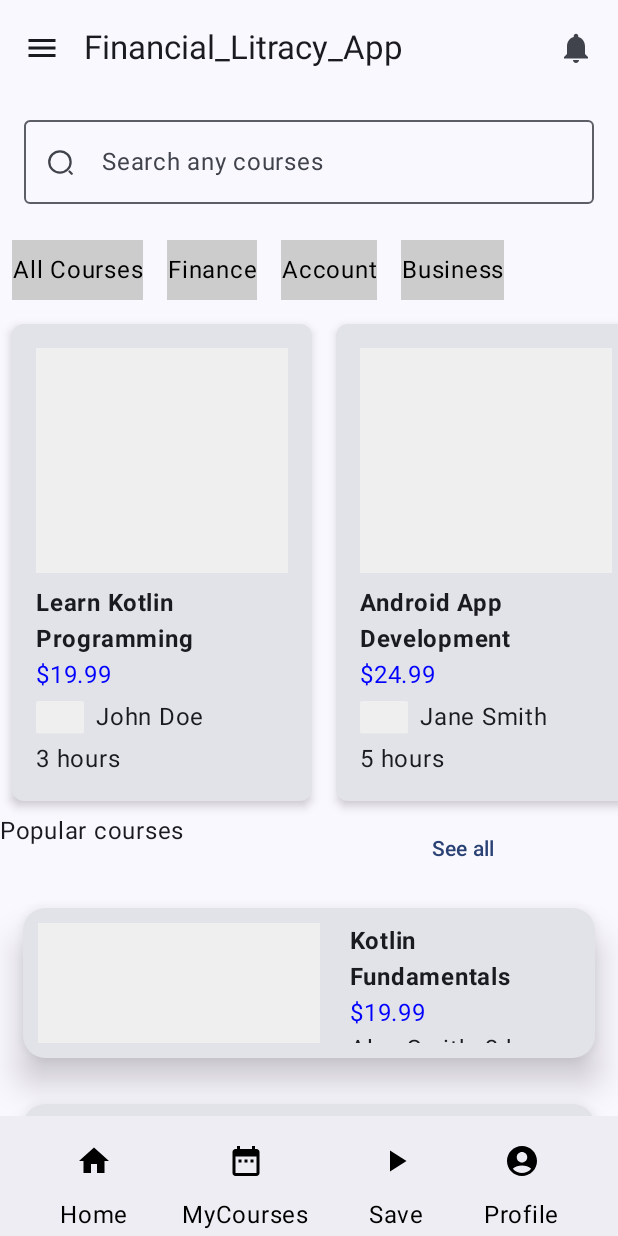
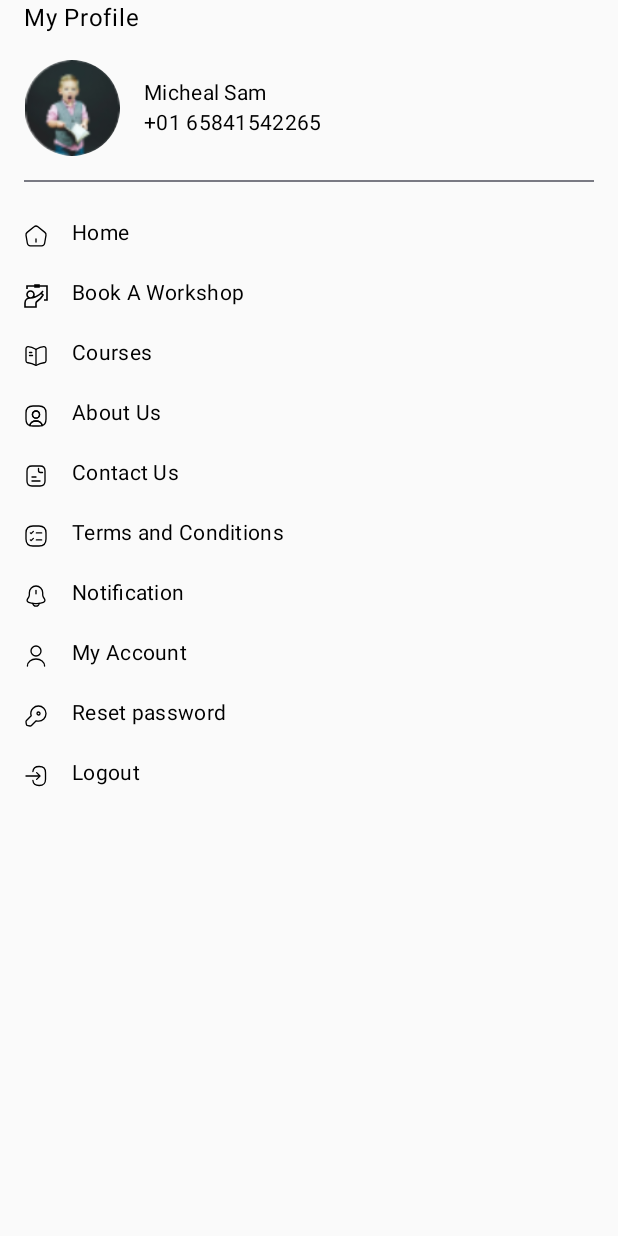
Before and after one commit to Aman-pandey07/Financial_Litracy_App, an Android app built with Jetpack Compose: the screen it shows after launch (MainActivity), on a phone screen of 412 x 824 dp. Run offline under Robolectric (Android 15) with nearby library versions, the phone set to English and light mode, and no system bars.

Commit message:
left navigation drawer work done

```diff
--- a/app/src/main/java/com/aman/financial_litracy_app/MainActivity.kt
+++ b/app/src/main/java/com/aman/financial_litracy_app/MainActivity.kt
@@ -6,9 +6,7 @@ import android.os.Bundle
 import androidx.activity.ComponentActivity
 import androidx.activity.compose.setContent
 import androidx.activity.enableEdgeToEdge
-import androidx.compose.material3.MaterialTheme
-import androidx.compose.material3.Surface
-import com.aman.financial_litracy_app.homescreen.HomeScreen
+import com.aman.financial_litracy_app.homescreen.LeftNavigationDrawer
 
 import com.aman.financial_litracy_app.ui.theme.Financial_Litracy_AppTheme
 
@@ -24,7 +22,7 @@ class MainActivity : ComponentActivity() {
 //                Surface(color = MaterialTheme.colorScheme.background) {
 //                    App()
 //                }
-                HomeScreen()
+                LeftNavigationDrawer()
 
 
             }
--- a/app/src/main/java/com/aman/financial_litracy_app/homescreen/LeftNavigationDrawer.kt
+++ b/app/src/main/java/com/aman/financial_litracy_app/homescreen/LeftNavigationDrawer.kt
@@ -1,16 +1,119 @@
 package com.aman.financial_litracy_app.homescreen
 
+
+import androidx.compose.foundation.Image
+import androidx.compose.foundation.clickable
+import androidx.compose.foundation.layout.Column
+import androidx.compose.foundation.layout.Row
+import androidx.compose.foundation.layout.Spacer
+import androidx.compose.foundation.layout.fillMaxSize
+import androidx.compose.foundation.layout.fillMaxWidth
+import androidx.compose.foundation.layout.padding
+import androidx.compose.foundation.layout.size
+import androidx.compose.foundation.shape.CircleShape
+import androidx.compose.material3.Divider
+import androidx.compose.material3.Icon
+import androidx.compose.material3.MaterialTheme
+import androidx.compose.material3.Text
 import androidx.compose.runtime.Composable
+import androidx.compose.ui.Alignment
 import androidx.compose.ui.Modifier
+import androidx.compose.ui.draw.clip
+import androidx.compose.ui.res.painterResource
 import androidx.compose.ui.tooling.preview.Preview
+import androidx.compose.ui.unit.dp
+import com.aman.financial_litracy_app.R
 
 @Composable
 fun LeftNavigationDrawer() {
+    Column(
+        modifier = Modifier
+            .fillMaxSize()
+            .padding(horizontal = 16.dp)
+    ) {
+        Text(text = "My Profile", modifier = Modifier.fillMaxWidth())
+        // Profile details section
+        Row(
+            modifier = Modifier
+                .fillMaxWidth()
+                .padding(vertical = 16.dp)
+        ) {
+            // Profile image
+            Image(
+                painter = painterResource(id = R.drawable.profile_image), // Replace with your image resource
+                contentDescription = "Profile image",
+                modifier = Modifier
+                    .size(64.dp)
+                    .clip(CircleShape)
+            )
 
+            // Profile name and contact
+            Column(
+                modifier = Modifier
+                    .padding(start = 16.dp)
+                    .align(Alignment.CenterVertically)
+            ) {
+                Text(
+                    text = "Micheal Sam",
+                    style = MaterialTheme.typography.bodyMedium
+                )
+                Text(
+                    text = "+01 65841542265",
+                    style = MaterialTheme.typography.bodyMedium
+                )
+            }
+        }
+
+        // Navigation options
+        Divider()
+        Column(
+            modifier = Modifier
+                .fillMaxWidth()
+                .padding(vertical = 16.dp)
+        ) {
+            NavigationItem(icon = R.drawable.home_icon, text = "Home")
+            NavigationItem(icon = R.drawable.book_icon, text = "Book A Workshop")
+            NavigationItem(icon = R.drawable.courses_icon, text = "Courses")
+            NavigationItem(icon = R.drawable.about_us_icon, text = "About Us")
+            NavigationItem(icon = R.drawable.contact_us_icon, text = "Contact Us")
+            NavigationItem(icon = R.drawable.terms_and_conditions_icon, text = "Terms and Conditions")
+            NavigationItem(icon = R.drawable.notification_icon, text = "Notification")
+            NavigationItem(icon = R.drawable.my_account_icon, text = "My Account")
+            NavigationItem(icon = R.drawable.reset_password_icon, text = "Reset password")
+            NavigationItem(icon = R.drawable.logout_icon, text = "Logout")
+        }
+    }
 }
+
+
+
+
 
 @Preview(showBackground = true)
 @Composable
 fun LeftNavigationDrawerPreview() {
     LeftNavigationDrawer()
 }
+@Composable
+fun NavigationItem(icon: Int, text: String) {
+    Row(
+        modifier = Modifier
+            .fillMaxWidth()
+            .padding(vertical = 8.dp)
+            .clickable { }
+    ) {
+
+        Icon(
+            painter = painterResource(id = icon),
+            contentDescription = text,
+            modifier = Modifier
+                .size(24.dp)
+                .padding(end = 8.dp)
+        )
+        Spacer(modifier = Modifier.size(8.dp))
+        Text(
+            text = text,
+            style = MaterialTheme.typography.bodyMedium
+        )
+    }
+}
--- /dev/null
+++ b/app/src/main/res/drawable/about_us_icon.xml
@@ -0,0 +1,24 @@
+<vector xmlns:android="http://schemas.android.com/apk/res/android"
+    android:width="18dp"
+    android:height="18dp"
+    android:viewportWidth="18"
+    android:viewportHeight="18">
+    <path
+        android:strokeColor="#FF212529"
+        android:strokeWidth="1"
+        android:strokeLineCap="round"
+        android:strokeLineJoin="round"
+        android:pathData="M13.6 16.22c-0.65 0.19-1.44 0.28-2.35 0.28h-4.5c-0.91 0-1.7-0.09-2.35-0.28 0.16-1.95 2.16-3.5 4.6-3.5 2.44 0 4.44 1.55 4.6 3.5Z"/>
+    <path
+        android:strokeColor="#FF212529"
+        android:strokeWidth="1"
+        android:strokeLineCap="round"
+        android:strokeLineJoin="round"
+        android:pathData="M11.25 1.5h-4.5C3 1.5 1.5 3 1.5 6.75v4.5c0 2.84 0.85 4.39 2.9 4.96 0.16-1.95 2.16-3.48 4.6-3.48 2.44 0 4.44 1.54 4.6 3.48 2.04-0.57 2.9-2.13 2.9-4.96v-4.5C16.5 3 15 1.5 11.25 1.5ZM9 10.63c-1.49 0-2.68-1.21-2.68-2.7 0-1.48 1.2-2.68 2.68-2.68 1.48 0 2.69 1.2 2.69 2.69 0 1.48-1.2 2.69-2.69 2.69Z"/>
+    <path
+        android:strokeColor="#FF212529"
+        android:strokeWidth="1"
+        android:strokeLineCap="round"
+        android:strokeLineJoin="round"
+        android:pathData="M11.68 7.94c0 1.48-1.2 2.69-2.68 2.69-1.49 0-2.69-1.21-2.69-2.7 0-1.48 1.2-2.68 2.69-2.68 1.48 0 2.68 1.2 2.68 2.69Z"/>
+</vector>
--- /dev/null
+++ b/app/src/main/res/drawable/book_icon.xml
@@ -0,0 +1,12 @@
+<vector xmlns:android="http://schemas.android.com/apk/res/android"
+    android:width="18dp"
+    android:height="18dp"
+    android:viewportWidth="18"
+    android:viewportHeight="18">
+    <group>
+        <path
+            android:strokeColor="#FF212529"
+            android:strokeWidth="1.2"
+            android:pathData="M14.25 5.25S10.5 10.5 4.87 10.5m0 0c-1.5 0-4.12 0.75-4.12 3.75v3H9v-3c0-1.88 2.25-0.75 5.25-6l-1.13-1.13M4.88 10.5c0.7 0 1.36-0.28 1.85-0.77 0.5-0.5 0.77-1.16 0.77-1.86 0-0.7-0.28-1.36-0.77-1.85-0.5-0.5-1.16-0.77-1.86-0.77-0.7 0-1.36 0.28-1.85 0.77-0.5 0.5-0.77 1.16-0.77 1.86 0 0.7 0.28 1.36 0.77 1.85 0.5 0.5 1.16 0.77 1.85 0.77ZM2.25 3.75V1.5h15V12H15M8.25 0.75h3v1.5h-3v-1.5Z"/>
+    </group>
+</vector>
--- /dev/null
+++ b/app/src/main/res/drawable/contact_us_icon.xml
@@ -0,0 +1,34 @@
+<vector xmlns:android="http://schemas.android.com/apk/res/android"
+    android:width="18dp"
+    android:height="18dp"
+    android:viewportWidth="18"
+    android:viewportHeight="18">
+    <path
+        android:strokeColor="#FF212529"
+        android:strokeWidth="1"
+        android:strokeLineCap="round"
+        android:strokeLineJoin="round"
+        android:strokeMiterLimit="10"
+        android:pathData="M15.75 5.25v7.5c0 2.25-1.13 3.75-3.75 3.75H6c-2.63 0-3.75-1.5-3.75-3.75v-7.5C2.25 3 3.38 1.5 6 1.5h6c2.63 0 3.75 1.5 3.75 3.75Z"/>
+    <path
+        android:strokeColor="#FF212529"
+        android:strokeWidth="1"
+        android:strokeLineCap="round"
+        android:strokeLineJoin="round"
+        android:strokeMiterLimit="10"
+        android:pathData="M10.88 3.38v1.5c0 0.82 0.67 1.5 1.5 1.5h1.5"/>
+    <path
+        android:strokeColor="#FF212529"
+        android:strokeWidth="1"
+        android:strokeLineCap="round"
+        android:strokeLineJoin="round"
+        android:strokeMiterLimit="10"
+        android:pathData="M6 9.75h3"/>
+    <path
+        android:strokeColor="#FF212529"
+        android:strokeWidth="1"
+        android:strokeLineCap="round"
+        android:strokeLineJoin="round"
+        android:strokeMiterLimit="10"
+        android:pathData="M6 12.75h6"/>
+</vector>
--- /dev/null
+++ b/app/src/main/res/drawable/courses_icon.xml
@@ -0,0 +1,30 @@
+<vector xmlns:android="http://schemas.android.com/apk/res/android"
+    android:width="18dp"
+    android:height="18dp"
+    android:viewportWidth="18"
+    android:viewportHeight="18">
+    <path
+        android:strokeColor="#FF212529"
+        android:strokeWidth="1"
+        android:strokeLineCap="round"
+        android:strokeLineJoin="round"
+        android:pathData="M16.5 12.55V3.5c0-0.9-0.73-1.56-1.63-1.49h-0.04c-1.58 0.14-3.97 0.94-5.3 1.78L9.4 3.87c-0.22 0.14-0.58 0.14-0.8 0L8.41 3.76C7.08 2.93 4.7 2.13 3.12 2 2.22 1.93 1.5 2.6 1.5 3.5v9.05c0 0.72 0.58 1.4 1.3 1.49l0.22 0.03c1.63 0.22 4.14 1.04 5.58 1.83l0.03 0.01c0.2 0.12 0.53 0.12 0.72 0 1.44-0.79 3.96-1.62 5.6-1.84l0.25-0.03c0.71-0.09 1.3-0.76 1.3-1.48Z"/>
+    <path
+        android:strokeColor="#FF212529"
+        android:strokeWidth="1"
+        android:strokeLineCap="round"
+        android:strokeLineJoin="round"
+        android:pathData="M9 4.12v11.25"/>
+    <path
+        android:strokeColor="#FF212529"
+        android:strokeWidth="1"
+        android:strokeLineCap="round"
+        android:strokeLineJoin="round"
+        android:pathData="M5.81 6.37H4.13"/>
+    <path
+        android:strokeColor="#FF212529"
+        android:strokeWidth="1"
+        android:strokeLineCap="round"
+        android:strokeLineJoin="round"
+        android:pathData="M6.38 8.62H4.13"/>
+</vector>
--- /dev/null
+++ b/app/src/main/res/drawable/home_icon.xml
@@ -0,0 +1,18 @@
+<vector xmlns:android="http://schemas.android.com/apk/res/android"
+    android:width="18dp"
+    android:height="18dp"
+    android:viewportWidth="18"
+    android:viewportHeight="18">
+    <path
+        android:strokeColor="#FF212529"
+        android:strokeWidth="1"
+        android:strokeLineCap="round"
+        android:strokeLineJoin="round"
+        android:pathData="M9 13.5v-2.25"/>
+    <path
+        android:strokeColor="#FF212529"
+        android:strokeWidth="1"
+        android:strokeLineCap="round"
+        android:strokeLineJoin="round"
+        android:pathData="M7.55 2.11l-5.2 4.17C1.77 6.74 1.4 7.72 1.52 8.46l1 5.97c0.18 1.06 1.2 1.93 2.28 1.93h8.4c1.07 0 2.1-0.87 2.28-1.93l1-5.97c0.12-0.74-0.26-1.72-0.84-2.18l-5.2-4.16c-0.8-0.64-2.1-0.64-2.89 0Z"/>
+</vector>
--- /dev/null
+++ b/app/src/main/res/drawable/logout_icon.xml
@@ -0,0 +1,24 @@
+<vector xmlns:android="http://schemas.android.com/apk/res/android"
+    android:width="18dp"
+    android:height="18dp"
+    android:viewportWidth="18"
+    android:viewportHeight="18">
+    <path
+        android:strokeColor="#FF212529"
+        android:strokeWidth="1"
+        android:strokeLineCap="round"
+        android:strokeLineJoin="round"
+        android:pathData="M6.68 5.67c0.23-2.7 1.62-3.8 4.65-3.8h0.1c3.35 0 4.7 1.34 4.7 4.7v4.88c0 3.35-1.35 4.7-4.7 4.7h-0.1c-3.01 0-4.4-1.09-4.65-3.75"/>
+    <path
+        android:strokeColor="#FF212529"
+        android:strokeWidth="1"
+        android:strokeLineCap="round"
+        android:strokeLineJoin="round"
+        android:pathData="M1.5 9h9.66"/>
+    <path
+        android:strokeColor="#FF212529"
+        android:strokeWidth="1"
+        android:strokeLineCap="round"
+        android:strokeLineJoin="round"
+        android:pathData="M9.49 6.49L12 9l-2.51 2.51"/>
+</vector>
--- /dev/null
+++ b/app/src/main/res/drawable/my_account_icon.xml
@@ -0,0 +1,18 @@
+<vector xmlns:android="http://schemas.android.com/apk/res/android"
+    android:width="18dp"
+    android:height="18dp"
+    android:viewportWidth="18"
+    android:viewportHeight="18">
+    <path
+        android:strokeColor="#FF212529"
+        android:strokeWidth="1"
+        android:strokeLineCap="round"
+        android:strokeLineJoin="round"
+        android:pathData="M9 9c2.07 0 3.75-1.68 3.75-3.75 0-2.07-1.68-3.75-3.75-3.75-2.07 0-3.75 1.68-3.75 3.75C5.25 7.32 6.93 9 9 9Z"/>
+    <path
+        android:strokeColor="#FF212529"
+        android:strokeWidth="1"
+        android:strokeLineCap="round"
+        android:strokeLineJoin="round"
+        android:pathData="M15.44 16.5c0-2.9-2.88-5.25-6.44-5.25-3.55 0-6.44 2.35-6.44 5.25"/>
+</vector>
--- /dev/null
+++ b/app/src/main/res/drawable/notification_icon.xml
@@ -0,0 +1,23 @@
+<vector xmlns:android="http://schemas.android.com/apk/res/android"
+    android:width="18dp"
+    android:height="18dp"
+    android:viewportWidth="18"
+    android:viewportHeight="18">
+    <path
+        android:strokeColor="#FF292D32"
+        android:strokeWidth="1"
+        android:strokeLineCap="round"
+        android:strokeMiterLimit="10"
+        android:pathData="M9 4.83v2.5"/>
+    <path
+        android:strokeColor="#FF292D32"
+        android:strokeWidth="1"
+        android:strokeLineCap="round"
+        android:strokeMiterLimit="10"
+        android:pathData="M9.01 1.5c-2.76 0-4.99 2.23-4.99 5v1.57c0 0.51-0.21 1.28-0.47 1.71l-0.96 1.59c-0.58 0.98-0.18 2.08 0.9 2.44 3.59 1.19 7.47 1.19 11.05 0 1.01-0.34 1.45-1.53 0.9-2.44L14.5 9.78c-0.26-0.43-0.47-1.2-0.47-1.71V6.49C14 3.75 11.76 1.5 9.02 1.5Z"/>
+    <path
+        android:strokeColor="#FF292D32"
+        android:strokeWidth="1"
+        android:strokeMiterLimit="10"
+        android:pathData="M11.5 14.12c0 1.37-1.13 2.5-2.5 2.5-0.68 0-1.31-0.3-1.76-0.74C6.79 15.43 6.5 14.8 6.5 14.1"/>
+</vector>
--- /dev/null
+++ b/app/src/main/res/drawable/reset_password_icon.xml
@@ -0,0 +1,19 @@
+<vector xmlns:android="http://schemas.android.com/apk/res/android"
+    android:width="18dp"
+    android:height="18dp"
+    android:viewportWidth="18"
+    android:viewportHeight="18">
+    <path
+        android:strokeColor="#FF292D32"
+        android:strokeWidth="1"
+        android:strokeLineCap="round"
+        android:strokeLineJoin="round"
+        android:strokeMiterLimit="10"
+        android:pathData="M14.84 11.2c-1.54 1.54-3.75 2-5.7 1.4l-3.53 3.53c-0.26 0.26-0.76 0.42-1.12 0.36l-1.63-0.22c-0.54-0.08-1.05-0.59-1.13-1.13l-0.22-1.63c-0.06-0.36 0.12-0.87 0.36-1.12L5.4 8.86C4.8 6.91 5.26 4.7 6.81 3.16c2.21-2.2 5.8-2.2 8.03 0 2.21 2.22 2.21 5.82 0 8.04Z"/>
+    <path
+        android:strokeColor="#FF292D32"
+        android:strokeWidth="1"
+        android:strokeLineCap="round"
+        android:strokeLineJoin="round"
+        android:pathData="M10.88 8.25c0.62 0 1.12-0.5 1.12-1.13C12 6.5 11.5 6 10.87 6c-0.62 0-1.12 0.5-1.12 1.13 0 0.62 0.5 1.12 1.13 1.12Z"/>
+</vector>
--- /dev/null
+++ b/app/src/main/res/drawable/terms_and_conditions_icon.xml
@@ -0,0 +1,36 @@
+<vector xmlns:android="http://schemas.android.com/apk/res/android"
+    android:width="18dp"
+    android:height="18dp"
+    android:viewportWidth="18"
+    android:viewportHeight="18">
+    <path
+        android:strokeColor="#FF212529"
+        android:strokeWidth="1"
+        android:strokeLineCap="round"
+        android:strokeLineJoin="round"
+        android:pathData="M9.28 6.66h3.94"/>
+    <path
+        android:strokeColor="#FF212529"
+        android:strokeWidth="1"
+        android:strokeLineCap="round"
+        android:strokeLineJoin="round"
+        android:pathData="M4.78 6.66l0.57 0.56 1.68-1.69"/>
+    <path
+        android:strokeColor="#FF212529"
+        android:strokeWidth="1"
+        android:strokeLineCap="round"
+        android:strokeLineJoin="round"
+        android:pathData="M9.28 11.91h3.94"/>
+    <path
+        android:strokeColor="#FF212529"
+        android:strokeWidth="1"
+        android:strokeLineCap="round"
+        android:strokeLineJoin="round"
+        android:pathData="M4.78 11.91l0.57 0.56 1.68-1.69"/>
+    <path
+        android:strokeColor="#FF212529"
+        android:strokeWidth="1"
+        android:strokeLineCap="round"
+        android:strokeLineJoin="round"
+        android:pathData="M6.75 16.5h4.5c3.75 0 5.25-1.5 5.25-5.25v-4.5C16.5 3 15 1.5 11.25 1.5h-4.5C3 1.5 1.5 3 1.5 6.75v4.5C1.5 15 3 16.5 6.75 16.5Z"/>
+</vector>
```
Also changed, not shown: app/src/main/res/drawable/profile_image.png (added).
